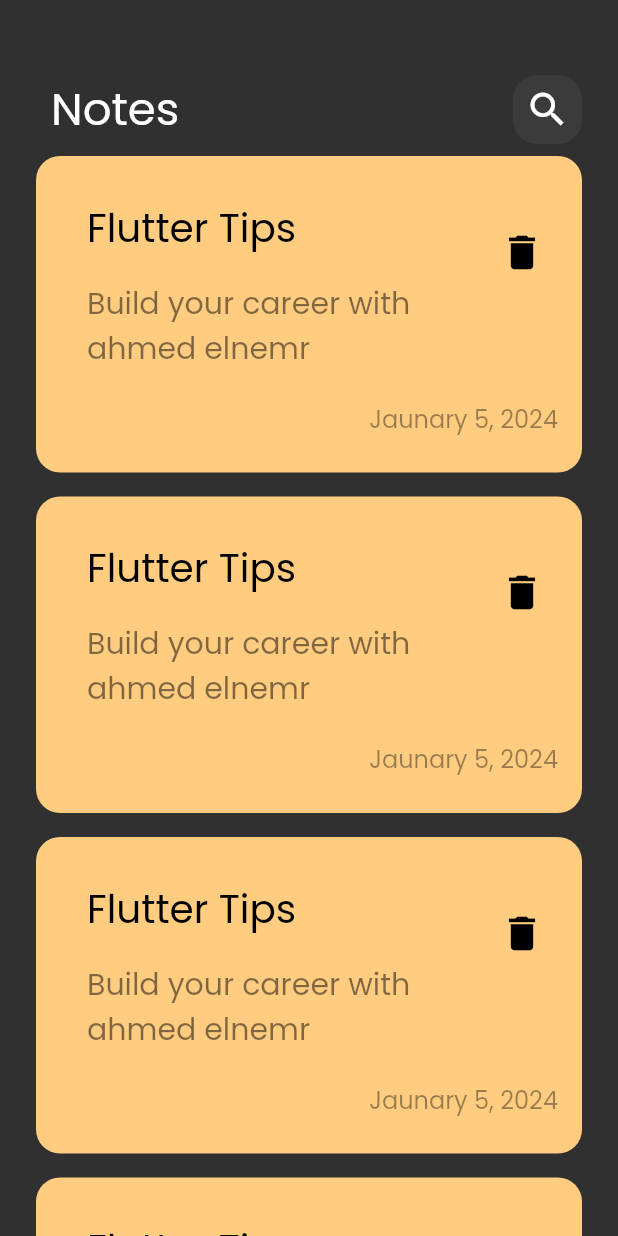
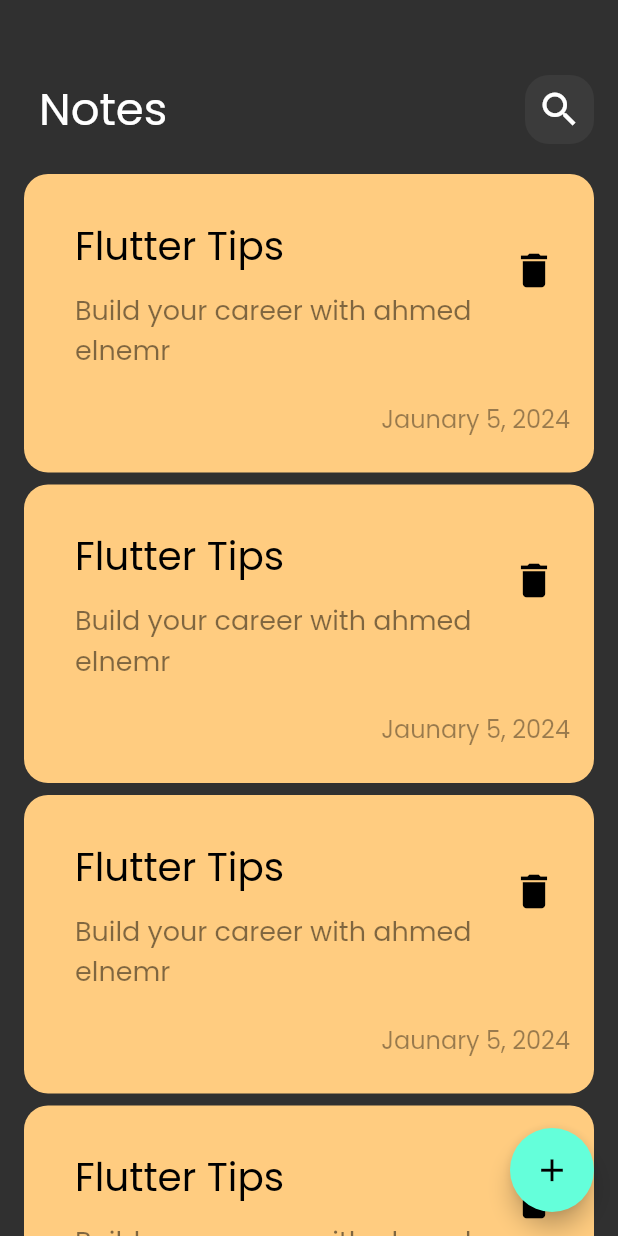
Before and after one commit to ahmedgamal826/notes_app, a Flutter app: the screen it shows after launch, on a phone screen of 412 x 824 dp. Run offline on Flutter 3.47's test engine with Material 2 defaults, Android fonts, the phone set to English and light mode, and no system bars.

Commit message:
add floating action button

```diff
--- a/lib/views/note_view.dart
+++ b/lib/views/note_view.dart
@@ -7,6 +7,15 @@ class NoteView extends StatelessWidget {
   @override
   Widget build(BuildContext context) {
     return Scaffold(
+      floatingActionButton: FloatingActionButton(
+        onPressed: () {
+          print("Hello World");
+        },
+        child: Icon(
+          Icons.add,
+          size: 25,
+        ),
+      ),
       body: NoteViewBody(),
     );
   }
--- a/lib/views/widgets/custom_note_item.dart
+++ b/lib/views/widgets/custom_note_item.dart
@@ -20,11 +20,11 @@ class NoteItem extends StatelessWidget {
                 style: TextStyle(fontSize: 26, color: Colors.black),
               ),
               subtitle: Padding(
-                padding: const EdgeInsets.only(top: 16, bottom: 16),
+                padding: const EdgeInsets.only(top: 10, bottom: 16),
                 child: Text(
                   'Build your career with ahmed elnemr',
                   style: TextStyle(
-                      fontSize: 20, color: Colors.black.withOpacity(.5)),
+                      fontSize: 18, color: Colors.black.withOpacity(.5)),
                 ),
               ),
               trailing: IconButton(
--- a/lib/views/widgets/note_view_body.dart
+++ b/lib/views/widgets/note_view_body.dart
@@ -10,7 +10,7 @@ class NoteViewBody extends StatelessWidget {
   @override
   Widget build(BuildContext context) {
     return Padding(
-      padding: const EdgeInsets.symmetric(horizontal: 24),
+      padding: const EdgeInsets.symmetric(horizontal: 16),
       child: Column(
         children: [
           SizedBox(
--- a/lib/views/widgets/notes_list_view.dart
+++ b/lib/views/widgets/notes_list_view.dart
@@ -8,10 +8,11 @@ class NotesListView extends StatelessWidget {
   @override
   Widget build(BuildContext context) {
     return ListView.builder(
+        padding: EdgeInsets.only(top: 16),
         physics: BouncingScrollPhysics(),
         itemBuilder: (context, index) {
           return const Padding(
-            padding: const EdgeInsets.symmetric(vertical: 8),
+            padding: const EdgeInsets.symmetric(vertical: 4),
             child: const NoteItem(),
           );
         });
```
